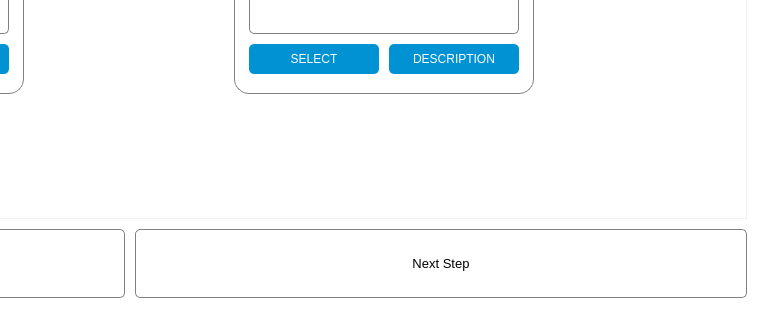
Old version of the form UI/Design/xai-model.ui in the repository MarkMolenmakerHU/INNO_xAITool; both pictures show x 512 to 1284 and y 409 to 729 of the 1284 by 729 pixel window.
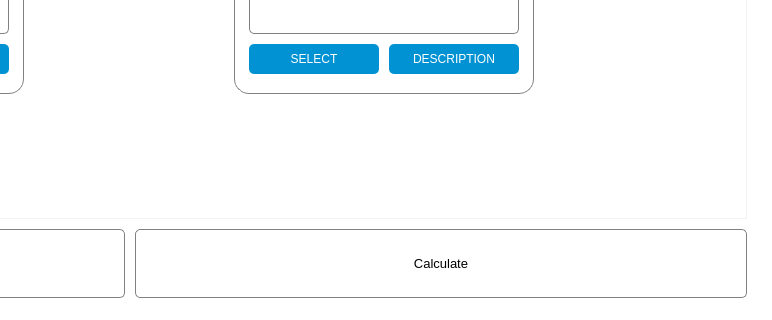
New version of the form. Icons and pictures are not drawn.

```diff
--- a/UI/Design/xai-model.ui
+++ b/UI/Design/xai-model.ui
@@ -648,7 +648,7 @@
 }</string>
         </property>
         <property name="text">
-         <string>Next Step</string>
+         <string>Calculate</string>
         </property>
        </widget>
       </item>
```
